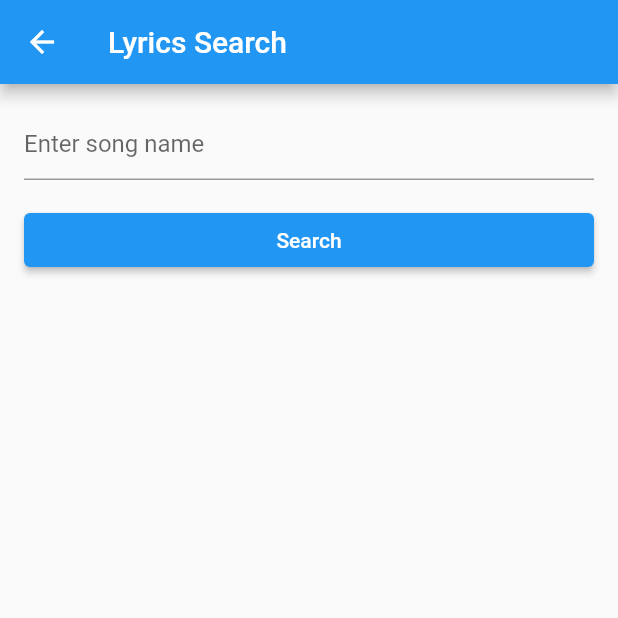
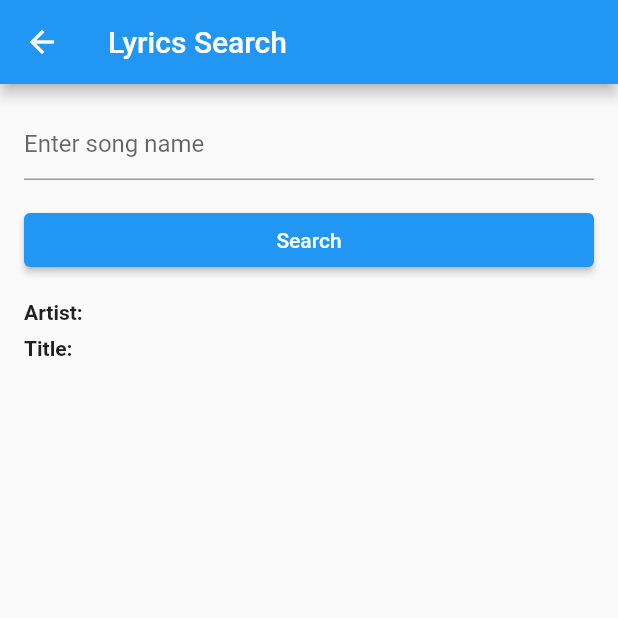
Before and after one commit to MarcelSSouza/songlearn, a Flutter app: the LyricsPage screen opened by its route, on a phone screen of 412 x 824 dp, the top half of it. Run offline on Flutter 3.47's test engine with Material 2 defaults, Android fonts, the light colour scheme and no system bars; our stand-ins replace cloud_firestore, file_picker, firebase_auth, firebase_core, firebase_database, firebase_storage and 4 more; missing offline and left inert: qrscan; accounts and stored records are empty.

Commit message:
Lyrics search working

```diff
--- a/lib/Pages/LyricsPage.dart
+++ b/lib/Pages/LyricsPage.dart
@@ -10,13 +10,15 @@ class LyricsPage extends StatefulWidget {
 class _LyricsPageState extends State<LyricsPage> {
   TextEditingController _searchController = TextEditingController();
   String _lyrics = '';
+  String _artist = '';
+  String _title = '';
+  String _thumbnailUrl = '';
 
   Future<void> _fetchLyrics() async {
     String searchQuery = _searchController.text.trim();
 
     if (searchQuery.isNotEmpty) {
-      String apiUrl =
-          'https://some-random-api.com/others/lyrics?title=$searchQuery';
+      String apiUrl = 'https://some-random-api.com/others/lyrics?title=$searchQuery';
       http.Response response = await http.get(Uri.parse(apiUrl));
 
       if (response.statusCode == 200) {
@@ -24,14 +26,20 @@ class _LyricsPageState extends State<LyricsPage> {
         String lyrics = responseData['lyrics'];
         String artist = responseData['author'];
         String title = responseData['title'];
-
+        String thumbnailUrl = responseData['thumbnail']['genius'];
 
         setState(() {
           _lyrics = lyrics;
+          _artist = artist;
+          _title = title;
+          _thumbnailUrl = thumbnailUrl;
         });
       } else {
         setState(() {
           _lyrics = 'Lyrics not found.';
+          _artist = '';
+          _title = '';
+          _thumbnailUrl = '';
         });
       }
     }
@@ -60,6 +68,28 @@ class _LyricsPageState extends State<LyricsPage> {
               child: Text('Search'),
             ),
             SizedBox(height: 16.0),
+            Text(
+              'Artist: $_artist',
+              style: TextStyle(
+                fontWeight: FontWeight.bold,
+              ),
+            ),
+            SizedBox(height: 8.0),
+            Text(
+              'Title: $_title',
+              style: TextStyle(
+                fontWeight: FontWeight.bold,
+              ),
+            ),
+            SizedBox(height: 16.0),
+            _thumbnailUrl.isNotEmpty
+                ? Image.network(
+                    _thumbnailUrl,
+                    height: 100,
+                    width: 100,
+                  )
+                : Container(),
+            SizedBox(height: 16.0),
             Expanded(
               child: SingleChildScrollView(
                 child: Text(_lyrics),
```
